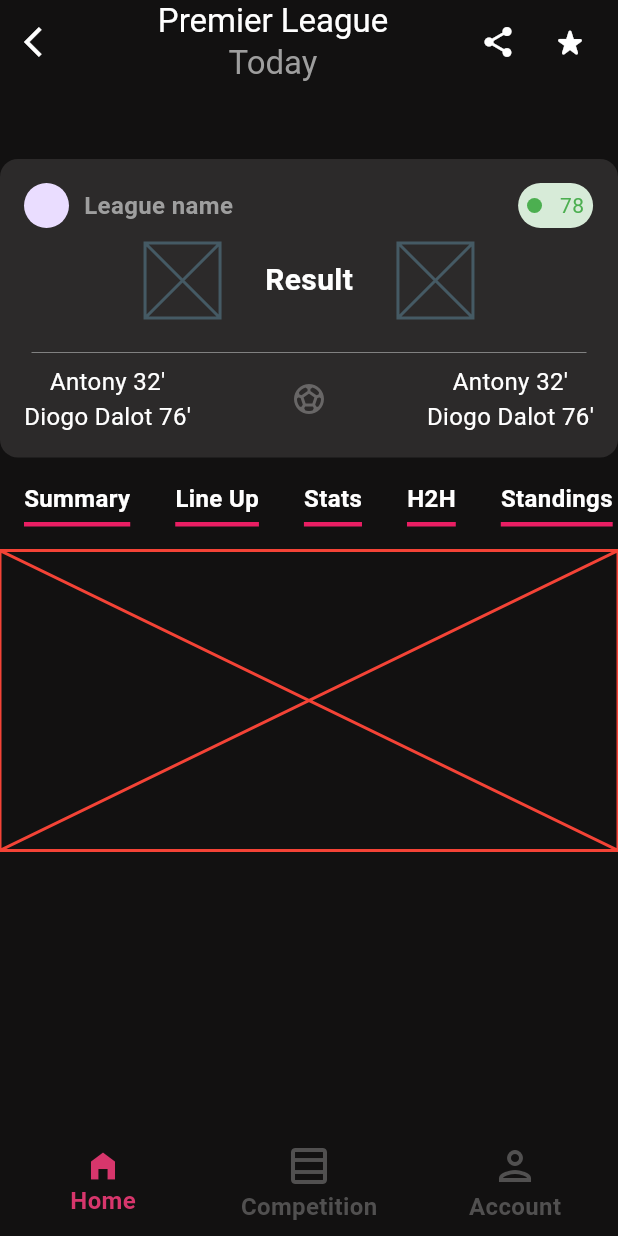
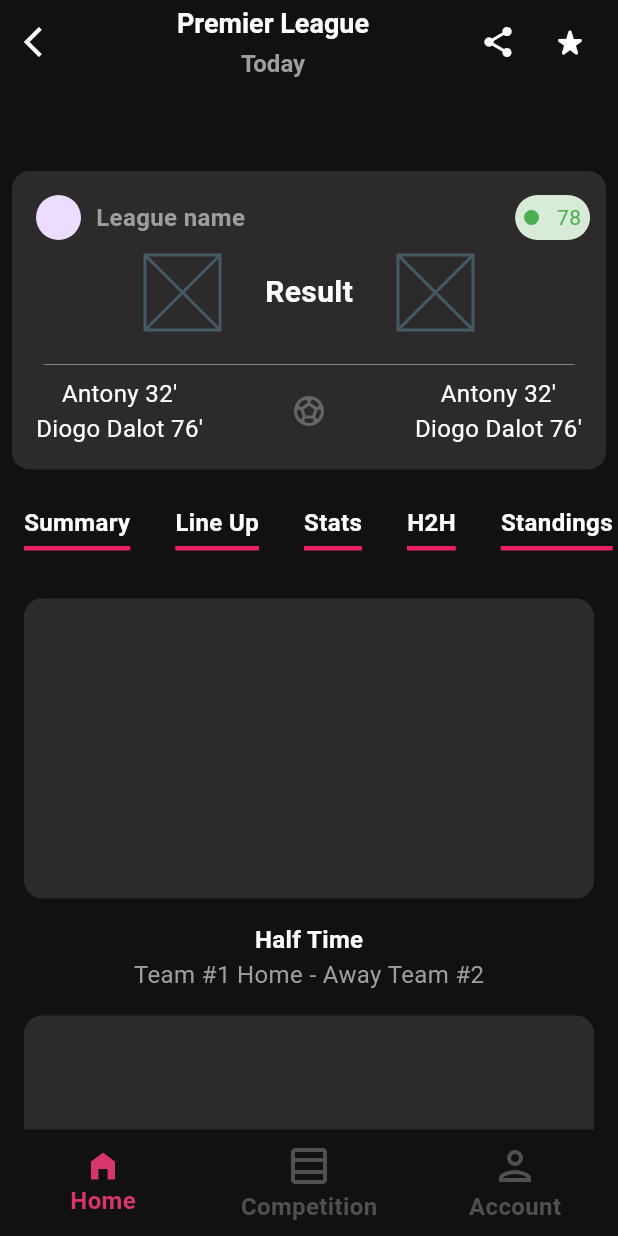
Before and after one commit to kubaolszewski/score_live, a Flutter app: the MatchDetails screen opened by its route, on a phone screen of 412 x 824 dp. Run offline on Flutter 3.47's test engine with Material 2 defaults, Android fonts, the phone set to English and light mode, and no system bars; our stand-ins replace firebase_auth, firebase_core, flutter_bloc, flutter_modular; accounts and stored records are empty.

Commit message:
Create temporarily hardcoded match details widgets

```diff
--- a/lib/app/custom_widgets/custom_app_bar.dart
+++ b/lib/app/custom_widgets/custom_app_bar.dart
@@ -19,8 +19,8 @@ class CustomAppBar extends StatelessWidget implements PreferredSizeWidget {
   Widget build(BuildContext context) {
     return AppBar(
       title: title,
+      centerTitle: false,
       leading: leading,
-      centerTitle: false,
       backgroundColor: const Color.fromARGB(255, 18, 17, 17),
       actions: actions != null && (actions?.isNotEmpty ?? false)
           ? [
--- a/lib/app/features/competiton/competition.dart
+++ b/lib/app/features/competiton/competition.dart
@@ -13,7 +13,7 @@ class CompetitionPage extends StatelessWidget {
       appBar: CustomAppBar(
         title: Text(
           'Browse Competition',
-          style: TextStyle(color: Colors.white,fontWeight: FontWeight.bold),
+          style: TextStyle(color: Colors.white, fontWeight: FontWeight.bold),
         ),
       ),
       body: Center(
--- a/lib/app/features/home/match_details.dart
+++ b/lib/app/features/home/match_details.dart
@@ -4,14 +4,9 @@ import 'package:score_live/app/core/enums.dart';
 import 'package:score_live/app/custom_widgets/custom_app_bar.dart';
 import 'package:score_live/app/features/home/cubit/home_cubit.dart';
 
-class MatchDetails extends StatefulWidget {
+class MatchDetails extends StatelessWidget {
   const MatchDetails({super.key});
 
-  @override
-  State<MatchDetails> createState() => _MatchDetailsState();
-}
-
-class _MatchDetailsState extends State<MatchDetails> {
   final _detailsTitle = const DetailsTitle();
 
   @override
@@ -24,22 +19,21 @@ class _MatchDetailsState extends State<MatchDetails> {
           title: _detailsTitle,
           leading: IconButton(
               onPressed: () {
-                Navigator.of(context).pop();
+                Navigator.pop(context);
               },
               icon: const Icon(Icons.arrow_back_ios, color: Colors.white)),
           actions: [
             IconButton(onPressed: () {}, icon: const Icon(Icons.share, color: Colors.white)),
-            IconButton(
-              onPressed: () {},
-              icon: const Icon(Icons.star_rate_rounded, color: Colors.white),
-            ),
+            IconButton(onPressed: () {}, icon: const Icon(Icons.star_rate_rounded, color: Colors.white)),
           ],
         ),
         body: SingleChildScrollView(
           child: Column(
             children: [
               const SizedBox(height: 50),
-              Container(
+              Padding(
+                padding: const EdgeInsets.all(8.0),
+                child: Container(
                   decoration: BoxDecoration(
                     color: const Color.fromARGB(255, 44, 42, 42),
                     borderRadius: BorderRadius.circular(12),
@@ -63,7 +57,7 @@ class _MatchDetailsState extends State<MatchDetails> {
                                 )
                               ],
                             ),
-                          const SizedBox(width: 190),
+                            const SizedBox(width: 180),
                             Container(
                               height: 30,
                               width: 50,
@@ -115,34 +109,17 @@ class _MatchDetailsState extends State<MatchDetails> {
                           children: [
                             Column(
                               children: [
-                              Text(
-                                "Antony 32'",
-                                style: TextStyle(color: Colors.white, fontSize: 16),
-                              ),
-                              Text(
-                                "Diogo Dalot 76'",
-                                style: TextStyle(color: Colors.white, fontSize: 16),
-                              )
+                                Text("Antony 32'", style: TextStyle(color: Colors.white, fontSize: 16)),
+                                Text("Diogo Dalot 76'", style: TextStyle(color: Colors.white, fontSize: 16))
                               ],
                             ),
                             Column(
-                            children: [
-                              Icon(
-                                Icons.sports_soccer,
-                                color: Color.fromARGB(255, 104, 102, 102),
-                              )
-                            ],
+                              children: [Icon(Icons.sports_soccer, color: Color.fromARGB(255, 104, 102, 102))],
                             ),
                             Column(
                               children: [
-                              Text(
-                                "Antony 32'",
-                                style: TextStyle(color: Colors.white, fontSize: 16),
-                              ),
-                              Text(
-                                "Diogo Dalot 76'",
-                                style: TextStyle(color: Colors.white, fontSize: 16),
-                              )
+                                Text("Antony 32'", style: TextStyle(color: Colors.white, fontSize: 16)),
+                                Text("Diogo Dalot 76'", style: TextStyle(color: Colors.white, fontSize: 16))
                               ],
                             )
                           ],
@@ -151,35 +128,21 @@ class _MatchDetailsState extends State<MatchDetails> {
                     ),
                   ),
                 ),
+              ),
               const _MatchDetailsTapBar(),
               BlocBuilder<HomeCubit, HomeState>(
                 builder: (context, state) {
                   switch (state.detailsOptions) {
                     case DetailsOptions.summary:
-                      return const Placeholder(
-                        fallbackHeight: 200,
-                        color: Colors.red,
-                      );
+                      return const _MatchSummaryView();
                     case DetailsOptions.lineUp:
-                      return const Placeholder(
-                        fallbackHeight: 200,
-                        color: Colors.green,
-                      );
+                      return const _MatchLineUpView();
                     case DetailsOptions.stats:
-                      return const Placeholder(
-                        fallbackHeight: 200,
-                        color: Colors.blue,
-                      );
+                      return const _MatchStatsView();
                     case DetailsOptions.h2H:
-                      return const Placeholder(
-                        fallbackHeight: 200,
-                        color: Colors.pink,
-                      );
+                      return const _MatchH2HView();
                     case DetailsOptions.standings:
-                      return const Placeholder(
-                        fallbackHeight: 200,
-                        color: Colors.yellow,
-                      );
+                      return const _MatchStandingsView();
                   }
                 },
               ),
@@ -187,6 +150,106 @@ class _MatchDetailsState extends State<MatchDetails> {
           ),
         ),
       ),
+    );
+  }
+}
+
+class _MatchSummaryView extends StatelessWidget {
+  const _MatchSummaryView();
+
+  @override
+  Widget build(BuildContext context) {
+    return Padding(
+      padding: const EdgeInsets.all(16.0),
+      child: Column(
+        children: [
+          Container(
+            decoration:
+                BoxDecoration(borderRadius: BorderRadius.circular(12), color: const Color.fromARGB(255, 44, 42, 42)),
+            height: 200,
+          ),
+          const Padding(
+            padding: EdgeInsets.symmetric(vertical: 16.0),
+            child: SizedBox(
+              child: Column(
+                children: [
+                  Row(
+                    mainAxisAlignment: MainAxisAlignment.center,
+                    children: [
+                      Text(
+                        'Half Time',
+                        style: TextStyle(color: Colors.white, fontSize: 16, fontWeight: FontWeight.bold),
+                      )
+                    ],
+                  ),
+                  Row(
+                    mainAxisAlignment: MainAxisAlignment.center,
+                    children: [
+                      Text(
+                        'Team #1 Home - Away Team #2',
+                        style: TextStyle(color: Colors.grey, fontSize: 16),
+                      )
+                    ],
+                  )
+                ],
+              ),
+            ),
+          ),
+          Container(
+            decoration:
+                BoxDecoration(borderRadius: BorderRadius.circular(12), color: const Color.fromARGB(255, 44, 42, 42)),
+            height: 200,
+          ),
+        ],
+      ),
+    );
+  }
+}
+
+class _MatchLineUpView extends StatelessWidget {
+  const _MatchLineUpView();
+
+  @override
+  Widget build(BuildContext context) {
+    return Container(
+      height: 1000,
+      color: const Color.fromARGB(255, 44, 42, 42),
+    );
+  }
+}
+
+class _MatchStatsView extends StatelessWidget {
+  const _MatchStatsView();
+
+  @override
+  Widget build(BuildContext context) {
+    return Container(
+      height: 1000,
+      color: const Color.fromARGB(255, 44, 42, 42),
+    );
+  }
+}
+
+class _MatchH2HView extends StatelessWidget {
+  const _MatchH2HView();
+
+  @override
+  Widget build(BuildContext context) {
+    return Container(
+      height: 1000,
+      color: const Color.fromARGB(255, 44, 42, 42),
+    );
+  }
+}
+
+class _MatchStandingsView extends StatelessWidget {
+  const _MatchStandingsView();
+
+  @override
+  Widget build(BuildContext context) {
+    return Container(
+      height: 1000,
+      color: const Color.fromARGB(255, 44, 42, 42),
     );
   }
 }
@@ -317,24 +380,28 @@ class DetailsTitle extends StatelessWidget {
       child: Column(
         children: [
           Row(
+            mainAxisSize: MainAxisSize.min,
             mainAxisAlignment: MainAxisAlignment.center,
             children: [
               Text(
                 'Premier League',
-              style: TextStyle(color: Colors.white),
+                style: TextStyle(color: Colors.white, fontWeight: FontWeight.bold, fontSize: 18),
               )
             ],
           ),
+          SizedBox(height: 5),
           Row(
+            mainAxisSize: MainAxisSize.max,
             mainAxisAlignment: MainAxisAlignment.center,
             children: [
               Text(
                 'Today',
-              style: TextStyle(color: Colors.grey),
+                style: TextStyle(color: Colors.grey, fontWeight: FontWeight.bold, fontSize: 16),
               )
             ],
           )
         ],
-    ));
+      ),
+    );
   }
 }
```
Lines whose indentation alone changed are shown as unchanged.
